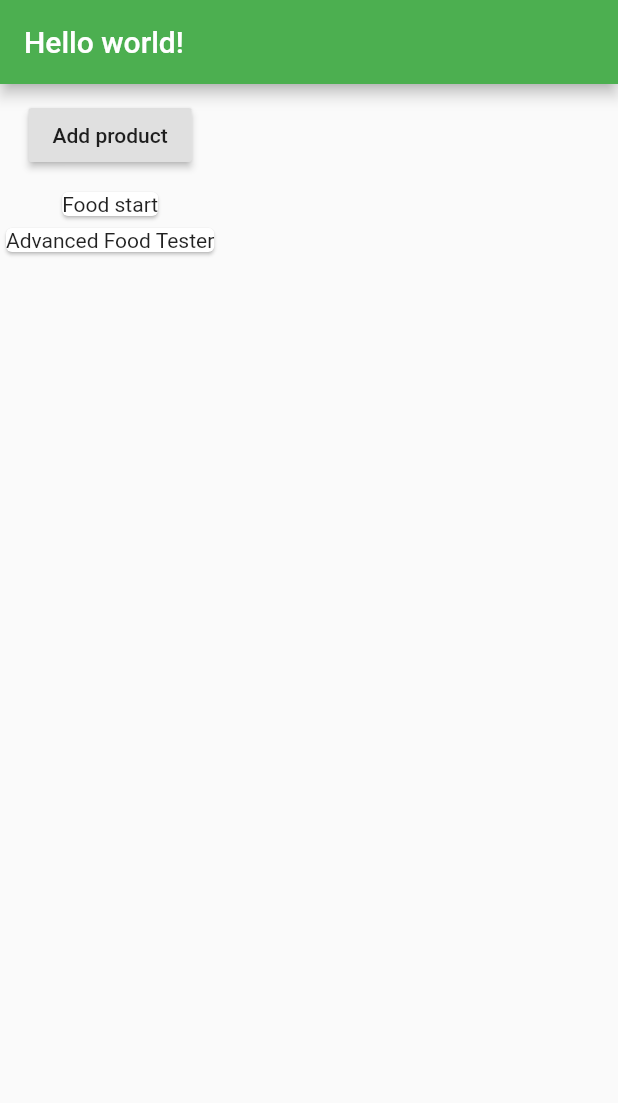
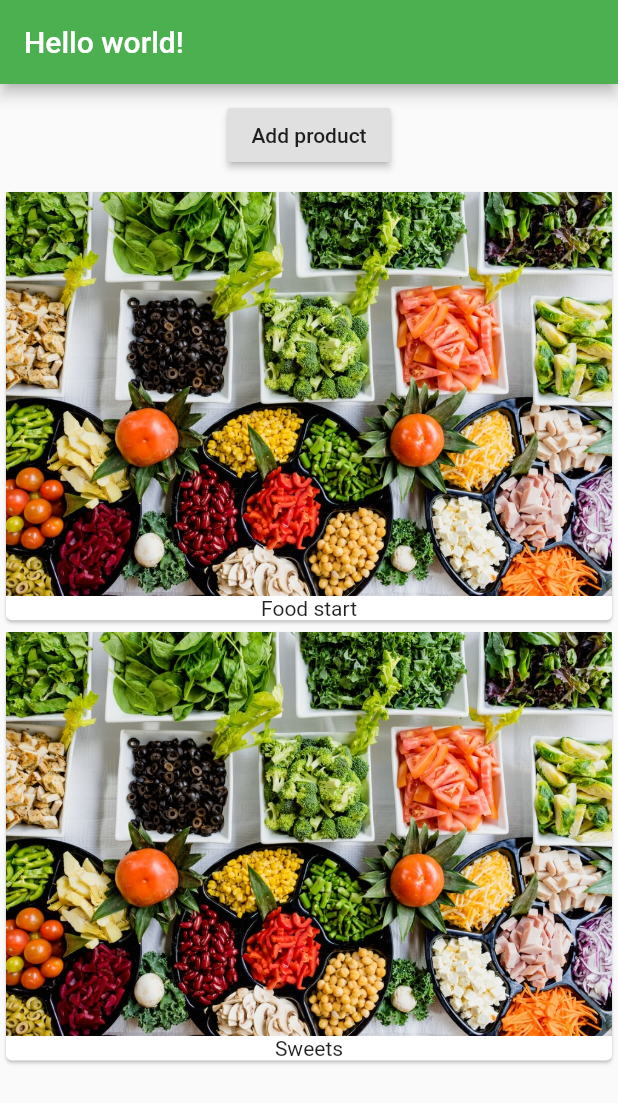
Before and after one commit to viktoriayatsiv/flutter_tutorial_1, a Flutter app: the screen it shows after launch, after a tap on "Add product", on a phone screen of 412 x 824 dp. Shown: the top 1103 px of the screen. Run offline on Flutter 3.47's test engine with Material 2 defaults, Android fonts, the phone set to English and light mode, and no system bars.

Commit message:
add product control

```diff
--- /dev/null
+++ b/lib/product_control.dart
@@ -0,0 +1,16 @@
+import 'package:flutter/material.dart';
+
+class ProductControl extends StatelessWidget {
+  final Function addProduct;
+  ProductControl(this.addProduct);
+
+  @override
+  Widget build(BuildContext context) {
+    return RaisedButton(
+      onPressed: () {
+        addProduct('Sweets');
+      },
+      child: Text('Add product'),
+    );
+  }
+}
--- a/lib/product_manager.dart
+++ b/lib/product_manager.dart
@@ -1,5 +1,6 @@
 import 'package:flutter/material.dart';
 import './products.dart';
+import './product_control.dart';
 
 class ProductManager extends StatefulWidget {
   final String startingProduct;
@@ -21,20 +22,16 @@ class _ProductManagerState extends State<ProductManager> {
     super.initState();
   }
 
+  void _addProduct(String product) {
+    setState(() {
+      _products.add(product);
+    });
+  }
+
   @override
   Widget build(BuildContext context) {
     return Column(children: [
-      Container(
-        margin: EdgeInsets.all(10.0),
-        child: RaisedButton(
-          onPressed: () {
-            setState(() {
-              _products.add('Advanced Food Tester');
-            });
-          },
-          child: Text('Add product'),
-        ),
-      ),
+      Container(margin: EdgeInsets.all(10.0), child: ProductControl(_addProduct)),
       Products(_products)
     ]);
   }
--- a/lib/products.dart
+++ b/lib/products.dart
@@ -11,7 +11,7 @@ class Products extends StatelessWidget {
           .map(
             (element) => Card(
               child: Column(children: <Widget>[
-                // Image.asset('assets/food.jpeg'),
+                Image.asset('assets/food.jpeg'),
                 Text(element)
               ]),
             ),
```
